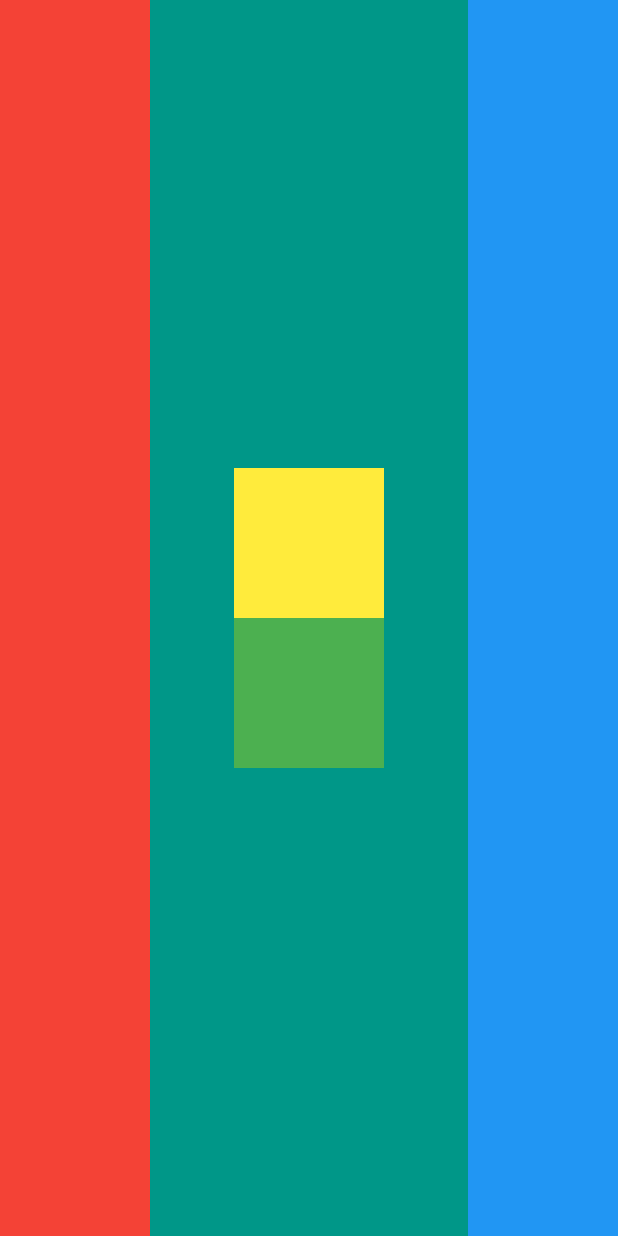
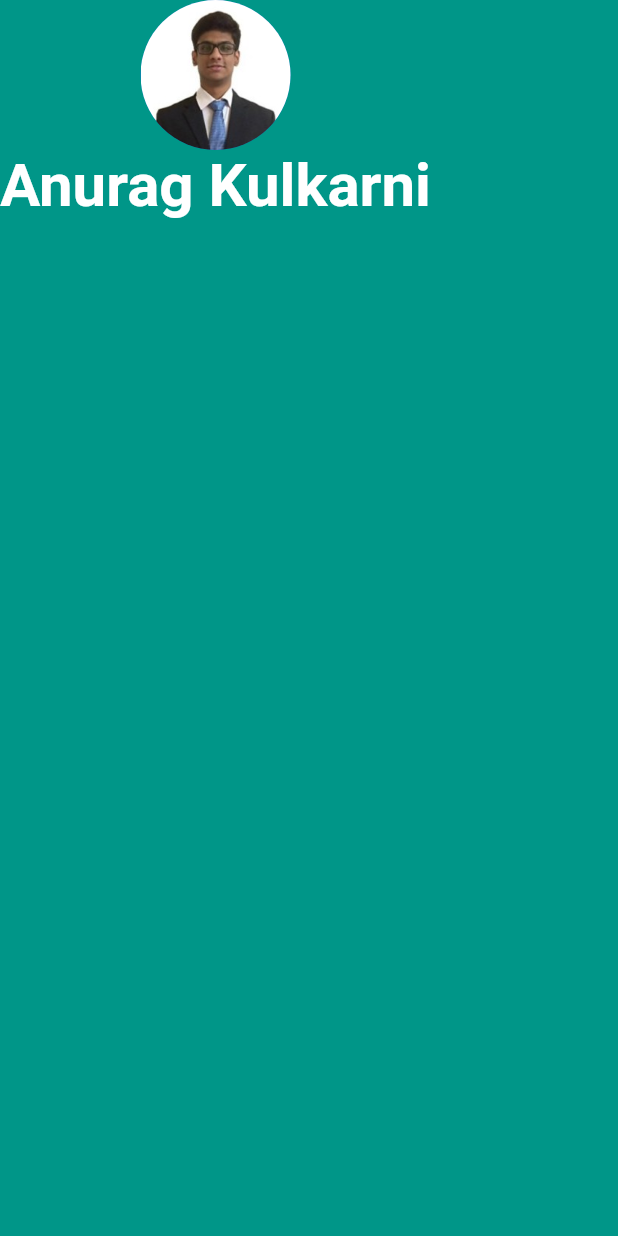
Before and after one commit to kulkarni-anurag/micard_app, a Flutter app: the screen it shows after launch, on a phone screen of 412 x 824 dp. Run offline on Flutter 3.47's test engine with Material 2 defaults, Android fonts, the phone set to English and light mode, and no system bars.

Commit message:
Photo & Name Added

```diff
--- a/lib/main.dart
+++ b/lib/main.dart
@@ -13,31 +13,19 @@ class MyApp extends StatelessWidget {
       home: Scaffold(
         backgroundColor: Colors.teal,
         body: SafeArea(
-          child: Row(
-            mainAxisAlignment: MainAxisAlignment.spaceBetween,
+          child: Column(
             children: <Widget>[
-              Container(
-                width: 100.0,
-                color: Colors.red,
+              CircleAvatar(
+                radius: 50.0,
+                backgroundImage: AssetImage('images/profile.jpeg'),
               ),
-              Column(
-                mainAxisAlignment: MainAxisAlignment.center,
-                children: <Widget>[
-                  Container(
-                    width: 100.0,
-                    height: 100.0,
-                    color: Colors.yellow,
-                  ),
-                  Container(
-                    width: 100.0,
-                    height: 100.0,
-                    color: Colors.green,
-                  ),
-                ],
-              ),
-              Container(
-                width: 100.0,
-                color: Colors.blue,
+              Text(
+                'Anurag Kulkarni',
+                style: TextStyle(
+                  fontSize: 40.0,
+                  color: Colors.white,
+                  fontWeight: FontWeight.bold,
+                ),
               ),
             ],
           ),
--- a/pubspec.yaml
+++ b/pubspec.yaml
@@ -28,6 +28,5 @@ flutter:
   uses-material-design: true
 
   # To add assets to your application, add an assets section, like this:
-  # assets:
-  #   - images/a_dot_burr.jpeg
-  #   - images/a_dot_ham.jpeg
+  assets:
+    - images/
```
Also changed, not shown: images/profile.jpeg (added).
